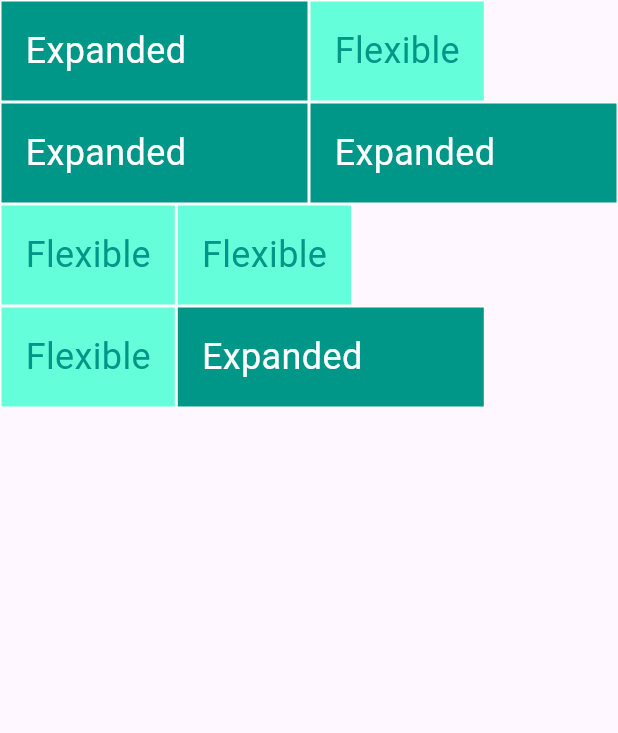
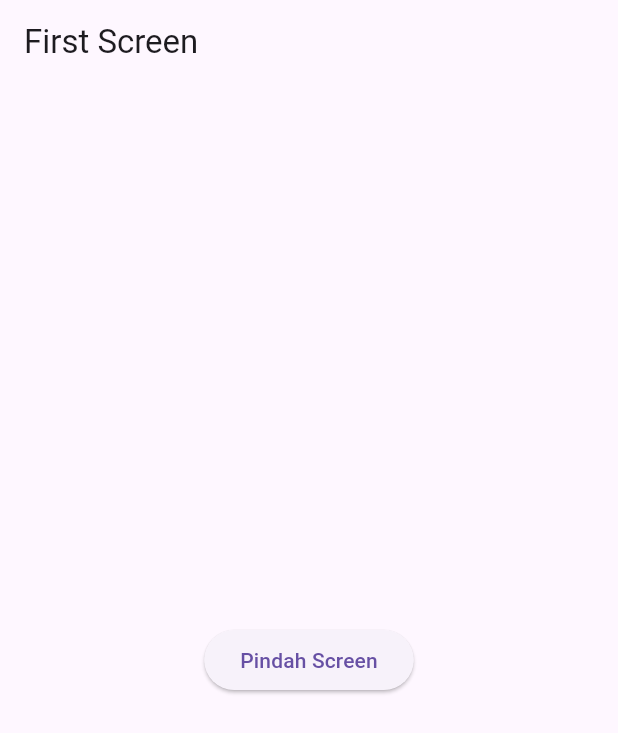
Before and after one commit to Haikalimanf/Belajar_Flutter, a Flutter app: the screen it shows after launch, on a phone screen of 412 x 824 dp. Shown: the top 733 px of the screen. Run offline on Flutter 3.47's test engine with Material 3 defaults, Android fonts, the phone set to English and light mode, and no system bars.

Commit message:
feat: menambahkan contoh penggunaan navigation

```diff
--- a/lib/main.dart
+++ b/lib/main.dart
@@ -1,3 +1,4 @@
+import 'package:belajar_flutter_dicoding/secondScreen.dart';
 import 'package:flutter/material.dart';
 
 void main() {
@@ -12,147 +13,31 @@
     return MaterialApp(
       title: 'First Screen',
       theme: ThemeData(primarySwatch: Colors.blue),
-      home: const ExpandedFlexiblePage(),
+      home: const FirstScreen(),
     );
   }
 }
 
-// class Rainbow extends StatelessWidget {
-//   const Rainbow({super.key});
+class FirstScreen extends StatelessWidget {
+  final String message = 'Hello from First Screen!';
 
-//   @override
-//   Widget build(BuildContext context) {
-//     return Column(
-//       children: <Widget>[
-//         Expanded(
-//           child: Container(
-//             color: Colors.red,
-//           ),
-//         ),
-//         Expanded(
-//           flex: 2,
-//           child: Container(
-//             color: Colors.orange,
-//           ),
-//         ),
-//         Expanded(
-//           child: Container(
-//             color: Colors.yellow,
-//           ),
-//         ),
-//         Expanded(
-//           child: Container(
-//             color: Colors.green,
-//           ),
-//         ),
-//         Expanded(
-//           child: Container(
-//             color: Colors.blue,
-//           ),
-//         ),
-//         Expanded(
-//           child: Container(
-//             color: Colors.indigo,
-//           ),
-//         ),
-//         Expanded(
-//           child: Container(
-//             color: Colors.purple,
-//           ),
-//         ),
-//       ],
-//     );
-//   }
-// }
-
-class ExpandedFlexiblePage extends StatelessWidget {
-  const ExpandedFlexiblePage({super.key});
+  const FirstScreen({super.key});
 
   @override
   Widget build(BuildContext context) {
-    return const Scaffold(
-      body: SafeArea(
-        child: Column(
-          children: [
-            Row(
-              children: [
-                ExpandedWidget(),
-                FlexibleWidget(),
-              ],
-            ),
-            Row(
-              children: [
-                ExpandedWidget(),
-                ExpandedWidget(),
-              ],
-            ),
-            Row(
-              children: [
-                FlexibleWidget(),
-                FlexibleWidget(),
-              ],
-            ),
-            Row(
-              children: [
-                FlexibleWidget(),
-                ExpandedWidget(),
-              ],
-            ),
-          ],
+    return Scaffold(
+      appBar: AppBar(
+        title: const Text('First Screen'),
+      ),
+      body: Center(
+        child: ElevatedButton(
+          child: const Text('Pindah Screen'),
+          onPressed: () {
+            Navigator.push(context,
+                MaterialPageRoute(builder: (context) => SecondScreen(message)));
+          },
         ),
       ),
     );
   }
 }
-
-class ExpandedWidget extends StatelessWidget {
-  const ExpandedWidget({super.key});
-
-  @override
-  Widget build(BuildContext context) {
-    return Expanded(
-      child: Container(
-        decoration: BoxDecoration(
-          color: Colors.teal,
-          border: Border.all(color: Colors.white),
-        ),
-        child: const Padding(
-          padding: EdgeInsets.all(16.0),
-          child: Text(
-            'Expanded',
-            style: TextStyle(
-              color: Colors.white,
-              fontSize: 24,
-            ),
-          ),
-        ),
-      ),
-    );
-  }
-}
-
-class FlexibleWidget extends StatelessWidget {
-  const FlexibleWidget({super.key});
-
-  @override
-  Widget build(BuildContext context) {
-    return Flexible(
-      child: Container(
-        decoration: BoxDecoration(
-          color: Colors.tealAccent,
-          border: Border.all(color: Colors.white),
-        ),
-        child: const Padding(
-          padding: EdgeInsets.all(16.0),
-          child: Text(
-            'Flexible',
-            style: TextStyle(
-              color: Colors.teal,
-              fontSize: 24,
-            ),
-          ),
-        ),
-      ),
-    );
-  }
-}
--- /dev/null
+++ b/lib/secondScreen.dart
@@ -0,0 +1,29 @@
+import 'package:flutter/material.dart';
+
+class SecondScreen extends StatelessWidget {
+  final String message;
+  const SecondScreen(this.message, {super.key});
+
+  @override
+  Widget build(BuildContext context) {
+    return Scaffold(
+      appBar: AppBar(
+        title: const Text('Second Screen'),
+      ),
+      body: Center(
+        child: Column(
+          mainAxisAlignment: MainAxisAlignment.center,
+          children: [
+            Text(message),
+            OutlinedButton(
+              child: const Text('Kembali'),
+              onPressed: () {
+                Navigator.pop(context);
+              },
+            ),
+          ],
+        ),
+      ),
+    );
+  }
+}
```
